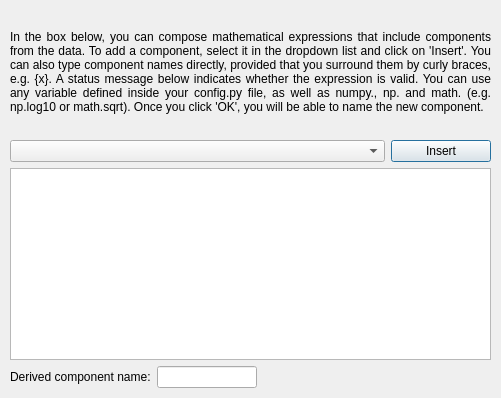
First picture: the form in glue/dialogs/component_manager/qt/equation_editor.ui, repository glue-viz/glue, before the edit.
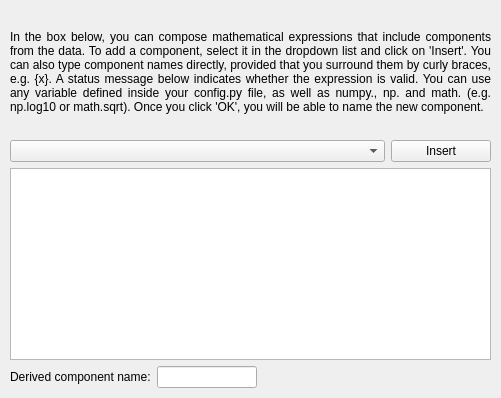
Second picture: the form after the edit. Custom widgets are drawn as their Qt base class.

```diff
--- a/glue/dialogs/component_manager/qt/equation_editor.ui
+++ b/glue/dialogs/component_manager/qt/equation_editor.ui
@@ -1,7 +1,7 @@
 <?xml version="1.0" encoding="UTF-8"?>
 <ui version="4.0">
  <class>Dialog</class>
- <widget class="QDialog" name="Dialog">
+ <widget class="QWidget" name="widget">
   <property name="geometry">
    <rect>
     <x>0</x>
```
